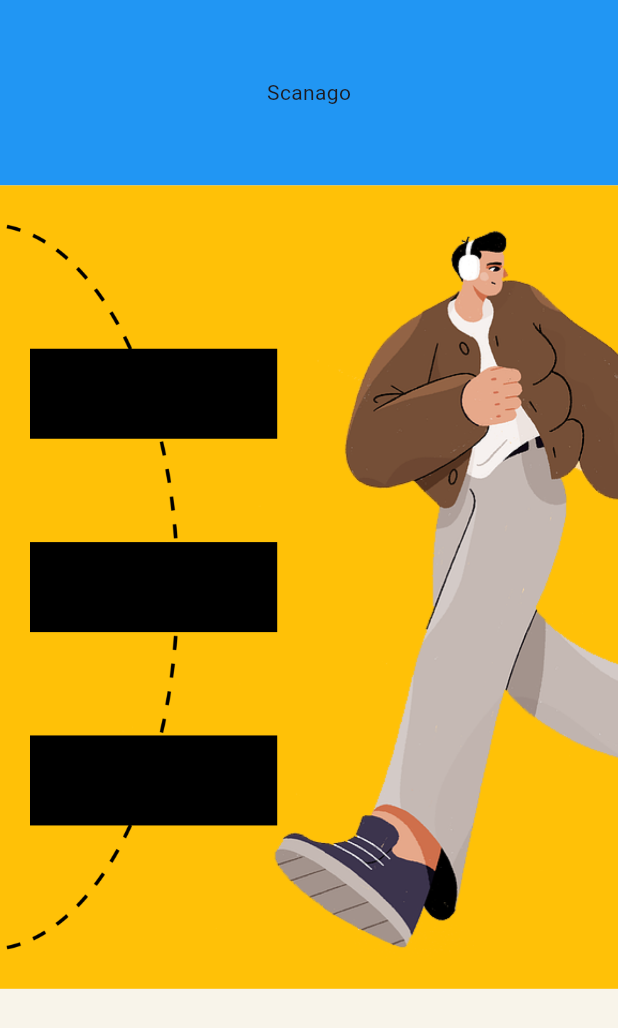
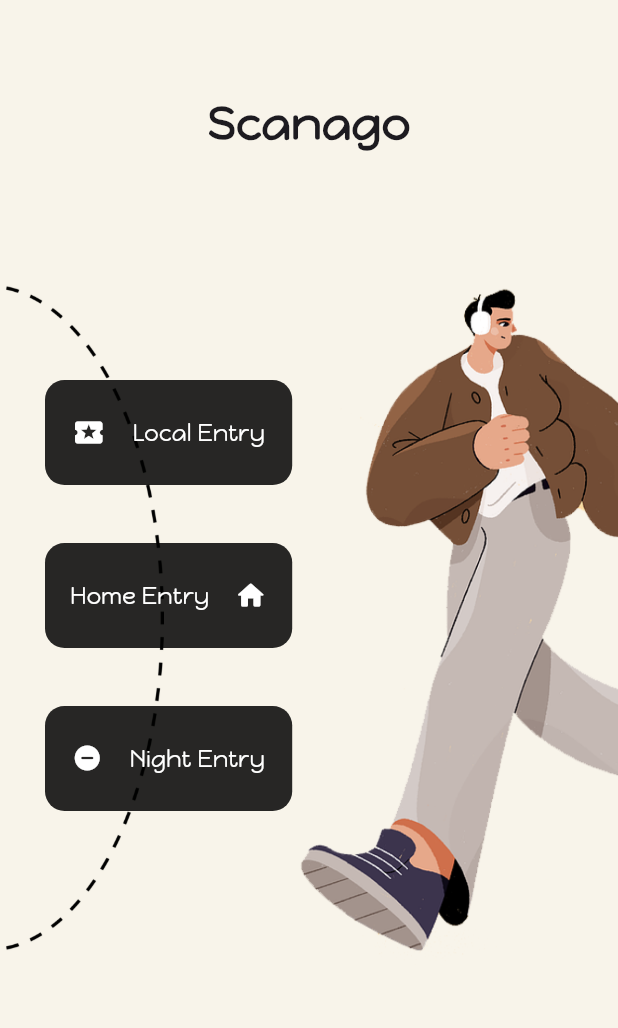
Before and after one commit to om13rajpal/scanago, a Flutter app: the Dashboard screen opened directly, on a phone screen of 412 x 824 dp. Shown: the top 1028 px of the screen. Run offline on Flutter 3.47's test engine with Material 3 defaults, Android fonts, the phone set to English and light mode, and no system bars.

Commit message:
Designed the dashboard page

```diff
--- a/lib/dashboard.dart
+++ b/lib/dashboard.dart
@@ -14,15 +14,19 @@ class Dashboard extends StatelessWidget {
         child: Column(
           children: [
             Container(
-              height: MediaQuery.of(context).size.height * 0.15,
-              color: Colors.blue,
+              height: MediaQuery.of(context).size.height * 0.20,
               child: const Center(
-                child: Text('Scanago'),
+                child: Text(
+                  'Scanago',
+                  style: TextStyle(
+                      fontFamily: 'monkey',
+                      fontSize: 30,
+                      fontWeight: FontWeight.bold),
+                ),
               ),
             ),
             Container(
-              height: MediaQuery.of(context).size.height * 0.65,
-              color: Colors.amber,
+              height: MediaQuery.of(context).size.height * 0.60,
               child: Stack(
                 children: [
                   Container(
@@ -38,25 +42,85 @@ class Dashboard extends StatelessWidget {
                   ),
                   Padding(
                     padding:
-                        const EdgeInsets.only(top: 40.0, left: 20, bottom: 40),
+                        const EdgeInsets.only(top: 50, left: 30, bottom: 80),
                     child: Column(
                       mainAxisAlignment: MainAxisAlignment.spaceEvenly,
                       crossAxisAlignment: CrossAxisAlignment.center,
                       children: [
                         Container(
                           width: MediaQuery.of(context).size.width * 0.4,
-                          height: 60,
-                          color: Colors.black,
+                          height: 70,
+                          decoration: BoxDecoration(
+                              borderRadius: BorderRadius.circular(13),
+                              color: const Color.fromARGB(215, 0, 0, 0)),
+                          child: const Row(
+                            mainAxisAlignment: MainAxisAlignment.spaceEvenly,
+                            crossAxisAlignment: CrossAxisAlignment.center,
+                            children: [
+                              Icon(
+                                Icons.local_activity,
+                                color: Colors.white,
+                                size: 22,
+                              ),
+                              Text(
+                                'Local Entry',
+                                style: TextStyle(
+                                    color: Colors.white,
+                                    fontFamily: 'monkey',
+                                    fontSize: 15),
+                              )
+                            ],
+                          ),
                         ),
                         Container(
                           width: MediaQuery.of(context).size.width * 0.4,
-                          height: 60,
-                          color: Colors.black,
+                          height: 70,
+                          decoration: BoxDecoration(
+                              borderRadius: BorderRadius.circular(13),
+                              color: const Color.fromARGB(215, 0, 0, 0)),
+                          child: const Row(
+                            mainAxisAlignment: MainAxisAlignment.spaceEvenly,
+                            crossAxisAlignment: CrossAxisAlignment.center,
+                            children: [
+                              Text(
+                                'Home Entry',
+                                style: TextStyle(
+                                    color: Colors.white,
+                                    fontFamily: 'monkey',
+                                    fontSize: 15),
+                              ),
+                              Icon(
+                                Icons.home_rounded,
+                                color: Colors.white,
+                                size: 22,
+                              ),
+                            ],
+                          ),
                         ),
                         Container(
                           width: MediaQuery.of(context).size.width * 0.4,
-                          height: 60,
-                          color: Colors.black,
+                          height: 70,
+                          decoration: BoxDecoration(
+                              borderRadius: BorderRadius.circular(13),
+                              color: const Color.fromARGB(215, 0, 0, 0)),
+                          child: const Row(
+                            mainAxisAlignment: MainAxisAlignment.spaceEvenly,
+                            crossAxisAlignment: CrossAxisAlignment.center,
+                            children: [
+                              Icon(
+                                Icons.do_not_disturb_on_rounded,
+                                color: Colors.white,
+                                size: 20,
+                              ),
+                              Text(
+                                'Night Entry',
+                                style: TextStyle(
+                                    color: Colors.white,
+                                    fontFamily: 'monkey',
+                                    fontSize: 15),
+                              )
+                            ],
+                          ),
                         ),
                       ],
                     ),
```
